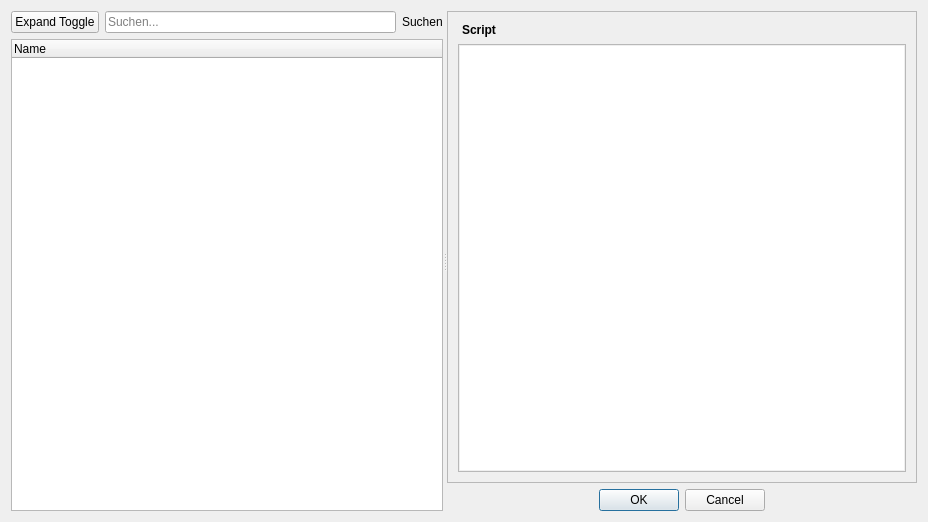
Aeolitus/Sephrasto, file designer/ScriptPicker.ui: the form before one commit.
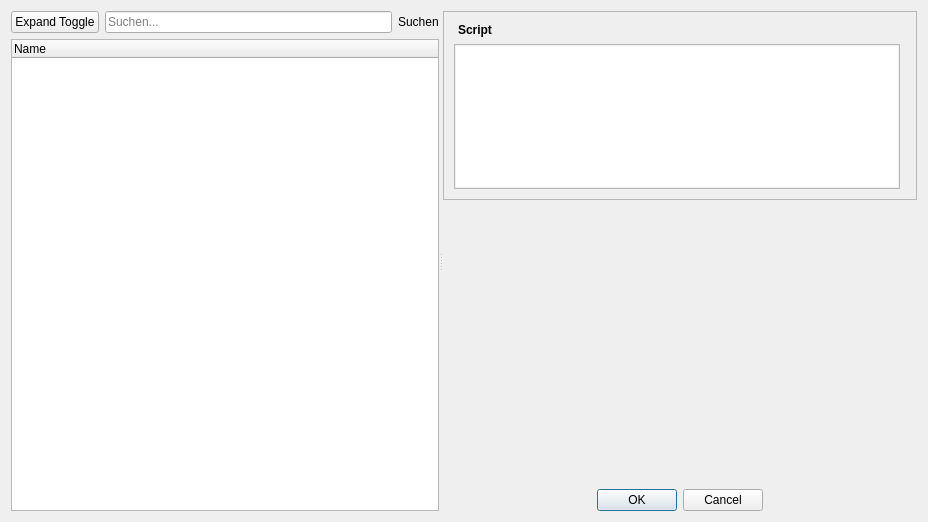
The form after the commit.

Commit message: - Major Refactor ScriptAPI (especially weapon scripts), ScriptPicker and the script documentation. - ScriptPicker now supports parameters for getters. - Charakter: removed separate tracking of "WaffenWerte" and added these stats to "Waffe" instead.

```diff
--- a/designer/ScriptPicker.ui
+++ b/designer/ScriptPicker.ui
@@ -109,7 +109,7 @@
       </layout>
      </widget>
      <widget class="QWidget" name="layoutWidget">
-      <layout class="QVBoxLayout" name="verticalLayout">
+      <layout class="QVBoxLayout" name="verticalLayout" stretch="2,0,3,0">
        <property name="sizeConstraint">
         <enum>QLayout::SetDefaultConstraint</enum>
        </property>
@@ -141,16 +141,17 @@
            <rect>
             <x>0</x>
             <y>0</y>
-            <width>447</width>
-            <height>453</height>
+            <width>424</width>
+            <height>175</height>
            </rect>
           </property>
           <layout class="QGridLayout" name="gridLayout">
-           <item row="1" column="0" colspan="2">
-            <layout class="QFormLayout" name="layoutParameter"/>
-           </item>
-           <item row="5" column="0" colspan="2">
-            <widget class="QTextBrowser" name="teBeschreibung"/>
+           <item row="3" column="0">
+            <layout class="QFormLayout" name="layoutParameter">
+             <property name="verticalSpacing">
+              <number>14</number>
+             </property>
+            </layout>
            </item>
            <item row="0" column="0" colspan="2">
             <widget class="QLabel" name="lblName">
@@ -168,6 +169,22 @@
              </property>
             </widget>
            </item>
+           <item row="2" column="0">
+            <widget class="QTextBrowser" name="teBeschreibung"/>
+           </item>
+           <item row="7" column="0">
+            <spacer name="verticalSpacer">
+             <property name="orientation">
+              <enum>Qt::Vertical</enum>
+             </property>
+             <property name="sizeHint" stdset="0">
+              <size>
+               <width>20</width>
+               <height>0</height>
+              </size>
+             </property>
+            </spacer>
+           </item>
           </layout>
          </widget>
         </widget>
```
Left out of the diff: 3 changed lines with no effect on the pictures. The commit also changes 13 other files.
